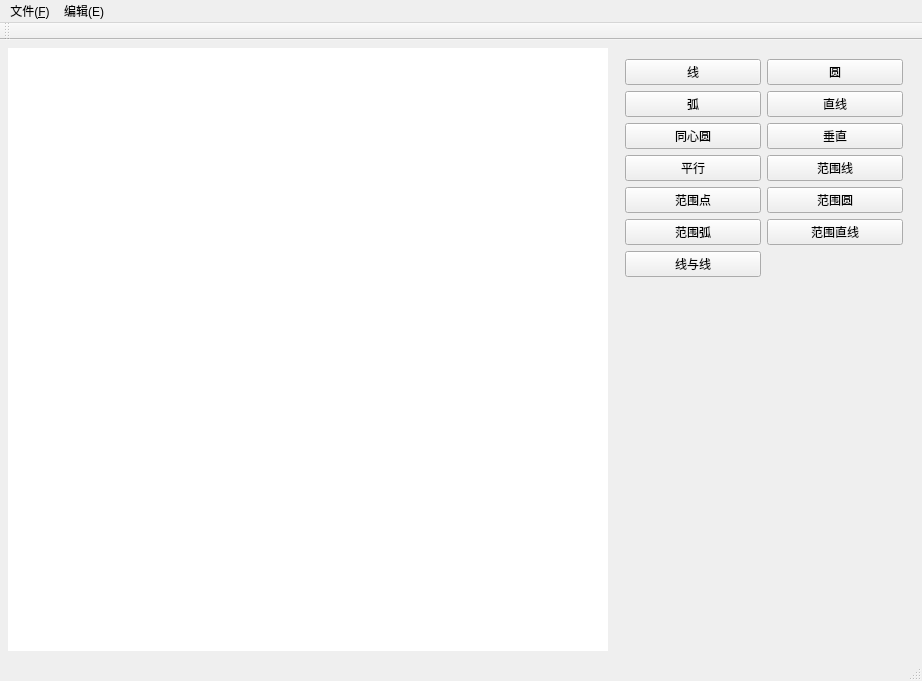
The window that Graphics_demo/src/ui/MainWindow.ui (staticWu/GraphicsDemo) describes before a commit, drawn with Qt 5.
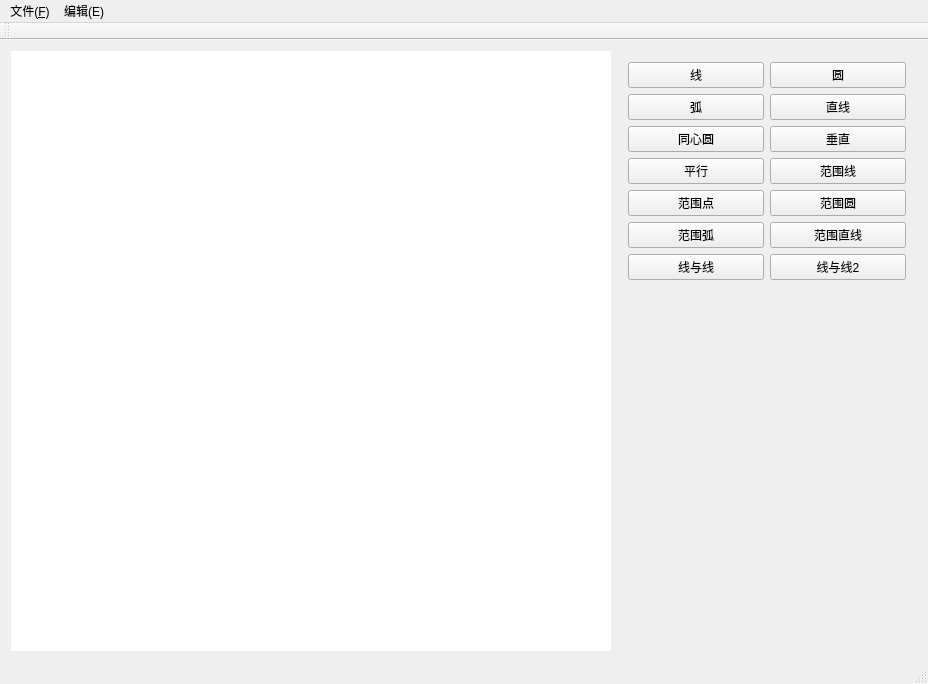
The same window after the commit.

Commit message: 增加线与线的距离

Diff of the .ui file:
```diff
--- a/Graphics_demo/src/ui/MainWindow.ui
+++ b/Graphics_demo/src/ui/MainWindow.ui
@@ -14,22 +14,7 @@
    <string>MainWindow</string>
   </property>
   <widget class="QWidget" name="centralWidget">
-   <layout class="QHBoxLayout" name="horizontalLayout" stretch="1,0">
-    <property name="spacing">
-     <number>6</number>
-    </property>
-    <property name="leftMargin">
-     <number>8</number>
-    </property>
-    <property name="topMargin">
-     <number>8</number>
-    </property>
-    <property name="rightMargin">
-     <number>8</number>
-    </property>
-    <property name="bottomMargin">
-     <number>8</number>
-    </property>
+   <layout class="QHBoxLayout" name="horizontalLayout">
     <item>
      <widget class="QWidget" name="view_widget" native="true">
       <property name="minimumSize">
@@ -143,6 +128,13 @@
          </property>
         </widget>
        </item>
+       <item row="6" column="1">
+        <widget class="QPushButton" name="LineToLine2">
+         <property name="text">
+          <string>线与线2</string>
+         </property>
+        </widget>
+       </item>
        <item row="7" column="0" colspan="2">
         <spacer name="verticalSpacer">
          <property name="orientation">
```
The commit also changes 10 other files.
